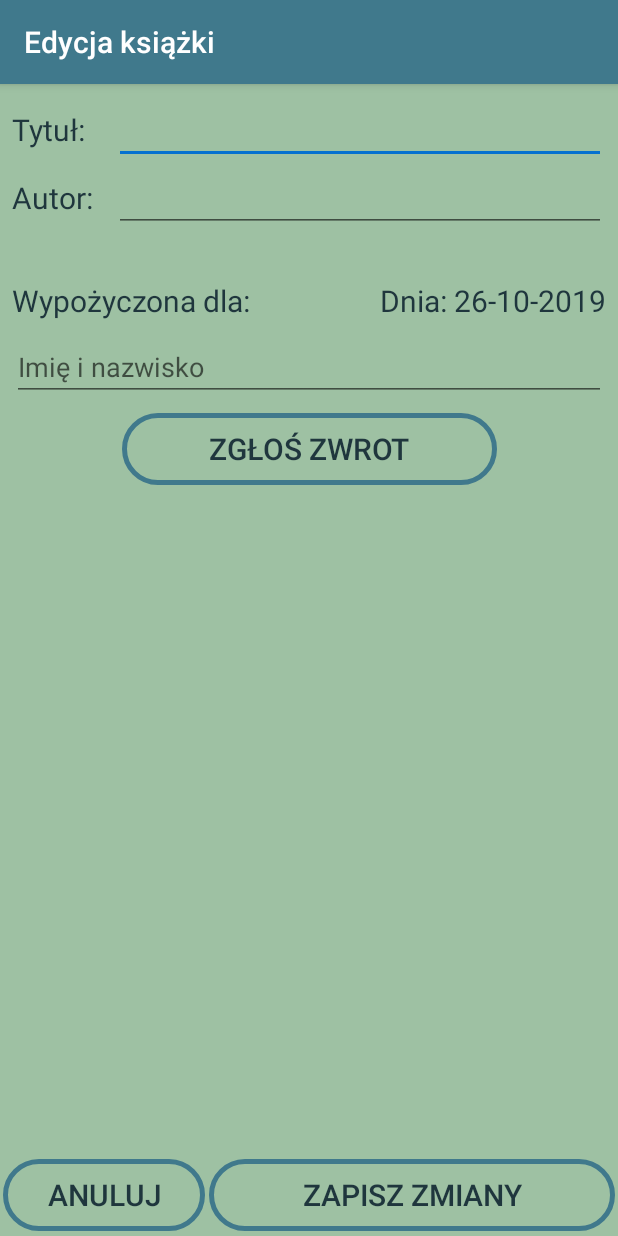
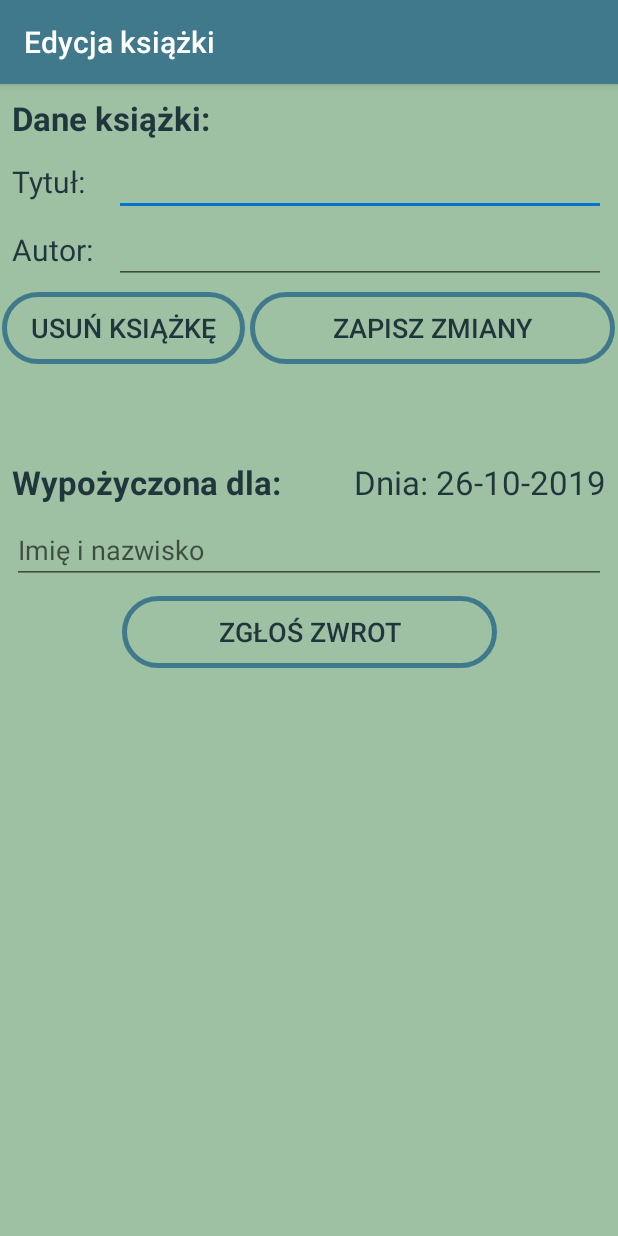
Before and after one commit to Rafi6677/APPozycze---Lending-App-Android, an Android app: the EditBookActivity screen opened directly, with no data from a screen before it, on a phone screen of 412 x 824 dp. Run offline under Robolectric (Android 15) with nearby library versions, the light colour scheme and no system bars; our stand-ins replace Room's generated code; 5 statements that could not run were skipped.

```diff
--- a/app/build.gradle
+++ b/app/build.gradle
@@ -10,7 +10,7 @@ android {
     compileSdkVersion 28
     defaultConfig {
         applicationId "com.example.appozycze"
-        minSdkVersion 15
+        minSdkVersion 21
         targetSdkVersion 28
         versionCode 1
         versionName "1.0"
--- a/app/src/main/AndroidManifest.xml
+++ b/app/src/main/AndroidManifest.xml
@@ -10,6 +10,9 @@
             android:supportsRtl="true"
             android:theme="@style/AppTheme">
         <activity android:name=".activities.books.EditBookActivity">
+            <meta-data
+                    android:name="android.support.PARENT_ACTIVITY"
+                    android:value=".activities.books.BooksActivity"/>
         </activity>
         <activity android:name=".activities.games.AddGameActivity">
         </activity>
--- /dev/null
+++ b/app/src/main/res/drawable/ic_filter.xml
@@ -0,0 +1,6 @@
+<vector android:height="24dp" android:tint="#FFFFFF"
+    android:viewportHeight="24.0" android:viewportWidth="24.0"
+    android:width="24dp" xmlns:android="http://schemas.android.com/apk/res/android">
+    <path android:fillColor="@color/colorPastelGrey"
+          android:pathData="M4,10.5c-0.83,0 -1.5,0.67 -1.5,1.5s0.67,1.5 1.5,1.5 1.5,-0.67 1.5,-1.5 -0.67,-1.5 -1.5,-1.5zM4,4.5c-0.83,0 -1.5,0.67 -1.5,1.5S3.17,7.5 4,7.5 5.5,6.83 5.5,6 4.83,4.5 4,4.5zM4,16.5c-0.83,0 -1.5,0.68 -1.5,1.5s0.68,1.5 1.5,1.5 1.5,-0.68 1.5,-1.5 -0.67,-1.5 -1.5,-1.5zM7,19h14v-2L7,17v2zM7,13h14v-2L7,11v2zM7,5v2h14L21,5L7,5z"/>
+</vector>
--- a/app/src/main/res/layout/activity_edit_book.xml
+++ b/app/src/main/res/layout/activity_edit_book.xml
@@ -15,6 +15,16 @@
             app:layout_constraintTop_toTopOf="parent" app:layout_constraintEnd_toEndOf="parent"
             android:id="@+id/linearLayout2"
             android:layout_marginTop="8dp">
+        <TextView
+                android:text="Dane książki:"
+                android:textSize="22sp"
+                android:textColor="@color/colorGunMetal"
+                android:textStyle="bold"
+                android:id="@+id/editSection_EditBookTextView"
+                android:layout_width="match_parent"
+                android:layout_height="wrap_content"
+                android:paddingLeft="8dp"
+                android:layout_marginBottom="5dp"/>
         <LinearLayout
                 android:orientation="horizontal"
                 android:layout_width="match_parent"
@@ -68,6 +78,37 @@
                     android:layout_weight="3"
                     android:layout_marginRight="8dp"/>
         </LinearLayout>
+        <LinearLayout
+            android:orientation="horizontal"
+            android:layout_width="match_parent"
+            android:layout_height="wrap_content"
+            android:weightSum="5">
+            <Button
+                    android:id="@+id/deleteBook_EditButton"
+                    android:text="Usuń książkę"
+                    android:textColor="@color/colorGunMetal"
+                    android:textSize="18sp"
+                    android:background="@drawable/button_main_menu"
+                    android:layout_width="0dp"
+                    android:layout_height="wrap_content"
+                    android:layout_weight="2"
+                    android:layout_marginTop="5dp"
+                    android:layout_marginLeft="1dp"
+                    android:layout_marginRight="2dp"/>
+            <Button
+                    android:id="@+id/saveBook_EditButton"
+                    android:text="Zapisz zmiany"
+                    android:textColor="@color/colorGunMetal"
+                    android:textSize="18sp"
+                    android:background="@drawable/button_main_menu"
+                    android:layout_width="0dp"
+                    android:layout_height="wrap_content"
+                    android:layout_weight="3"
+                    android:layout_marginTop="5dp"
+                    android:layout_marginLeft="1dp"
+                    android:layout_marginRight="2dp"/>
+        </LinearLayout>
+
 
     </LinearLayout>
 
@@ -75,12 +116,13 @@
     <TextView
             android:id="@+id/bookStatus_EditTextView"
             android:text="Wypożycz dla:"
-            android:textSize="20sp"
+            android:textSize="22sp"
+            android:textStyle="bold"
             android:textColor="@color/colorGunMetal"
             android:layout_width="wrap_content"
             android:layout_height="wrap_content"
 
-            android:layout_marginTop="32dp"
+            android:layout_marginTop="64dp"
             app:layout_constraintTop_toBottomOf="@+id/linearLayout2"
             app:layout_constraintStart_toStartOf="parent"
             android:layout_marginLeft="8dp"
@@ -88,12 +130,12 @@
     <TextView
             android:id="@+id/bookDateStatus_EditTextView"
             android:text="Dnia: 26-10-2019"
-            android:textSize="20sp"
+            android:textSize="22sp"
             android:textColor="@color/colorGunMetal"
             android:layout_width="wrap_content"
             android:layout_height="wrap_content"
 
-            android:layout_marginTop="32dp"
+            android:layout_marginTop="64dp"
             app:layout_constraintTop_toBottomOf="@+id/linearLayout2"
             android:layout_marginEnd="8dp" app:layout_constraintEnd_toEndOf="parent" android:layout_marginRight="8dp"/>
     <EditText
@@ -116,7 +158,7 @@
             android:id="@+id/lendBook_EditButton"
             android:text="Wypożycz"
             android:textColor="@color/colorGunMetal"
-            android:textSize="20sp"
+            android:textSize="18sp"
             android:background="@drawable/button_main_menu"
             android:layout_width="250dp"
             android:layout_height="wrap_content"
@@ -127,40 +169,5 @@
             app:layout_constraintTop_toBottomOf="@+id/lendName_BookEditTextInput"/>
 
 
-    <LinearLayout
-            android:orientation="horizontal"
-            android:layout_width="0dp"
-            android:layout_height="wrap_content"
-            android:weightSum="3"
-            app:layout_constraintStart_toStartOf="parent"
-            app:layout_constraintEnd_toEndOf="parent"
-            app:layout_constraintBottom_toBottomOf="parent"
-            android:id="@+id/linearLayout3"
-            android:layout_marginTop="3dp"
-            android:layout_marginBottom="3dp">
-        <Button
-                android:id="@+id/cancelSavingBook_EditButton"
-                android:text="Anuluj"
-                android:textColor="@color/colorGunMetal"
-                android:textSize="20sp"
-                android:background="@drawable/button_main_menu"
-                android:layout_width="0dp"
-                android:layout_height="wrap_content"
-                android:layout_weight="1"
-                android:layout_marginLeft="2dp"
-                android:layout_marginRight="1dp"/>
-        <Button
-                android:id="@+id/saveBook_EditButton"
-                android:text="Zapisz zmiany"
-                android:textColor="@color/colorGunMetal"
-                android:textSize="20sp"
-                android:background="@drawable/button_main_menu"
-                android:layout_width="0dp"
-                android:layout_height="wrap_content"
-                android:layout_weight="2"
-                android:layout_marginLeft="1dp"
-                android:layout_marginRight="2dp"/>
-    </LinearLayout>
-
 
 </androidx.constraintlayout.widget.ConstraintLayout>
```
Also changed, not shown: app/src/main/java/com/example/appozycze/activities/books/BookFilterFragment.kt (added, +46 -0 lines), app/src/main/java/com/example/appozycze/activities/books/BooksActivity.kt (+76 -4 lines), app/src/main/java/com/example/appozycze/activities/books/EditBookActivity.kt (+22 -4 lines), app/src/main/java/com/example/appozycze/viewmodels/BookFilter.kt (added, +7 -0 lines), app/src/main/res/layout/fragment_book_filter.xml (added, +58 -0 lines), app/src/main/res/menu/books.xml (added, +10 -0 lines).
